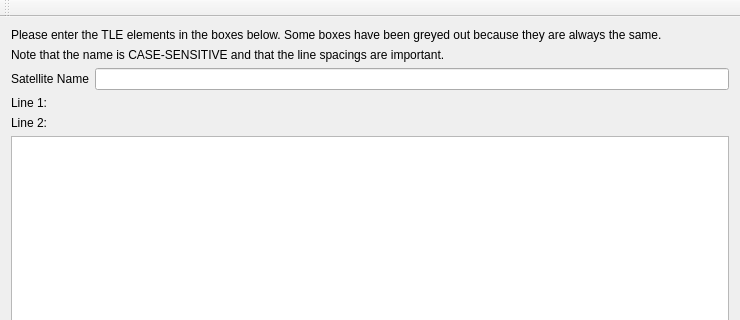
Qt form mainwindow.ui (icyveins7/TLEentry) before a commit; both pictures show x 0 to 740 and y 0 to 320 of the 740 by 577 pixel window.
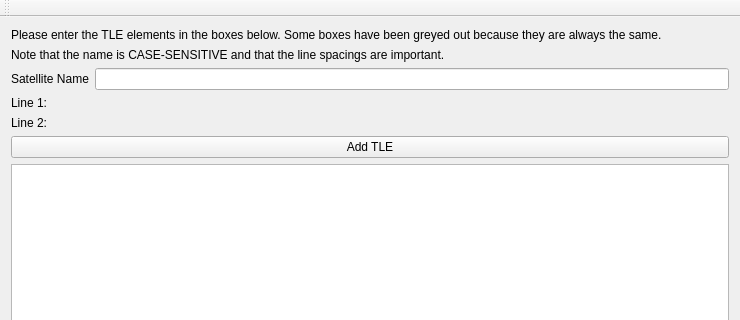
The same form after that commit.

Diff of the .ui file:
```diff
--- a/mainwindow.ui
+++ b/mainwindow.ui
@@ -64,6 +64,13 @@
       </item>
      </layout>
     </item>
+    <item>
+     <widget class="QPushButton" name="addTLEbtn">
+      <property name="text">
+       <string>Add TLE</string>
+      </property>
+     </widget>
+    </item>
     <item>
      <widget class="QTextBrowser" name="linesViewer"/>
     </item>
```
